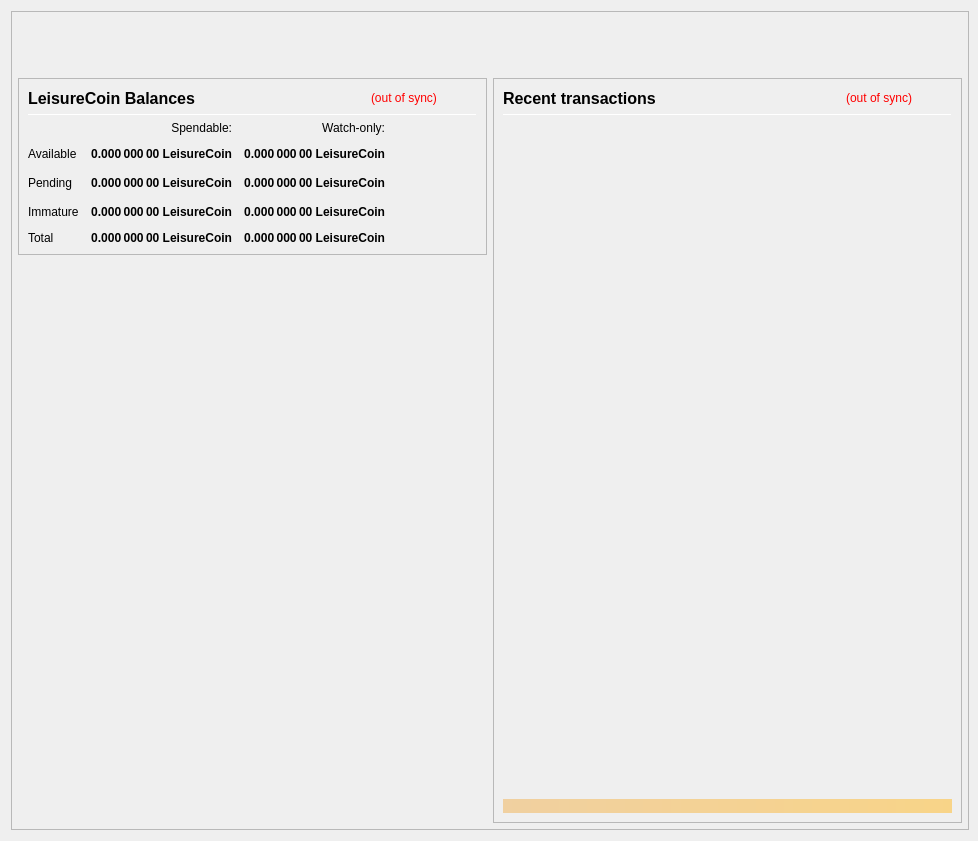
Before: the Qt Designer form src/qt/forms/overviewpage.ui in LeisureCoinProject/LeisureCoin-Core, drawn with Qt 5.
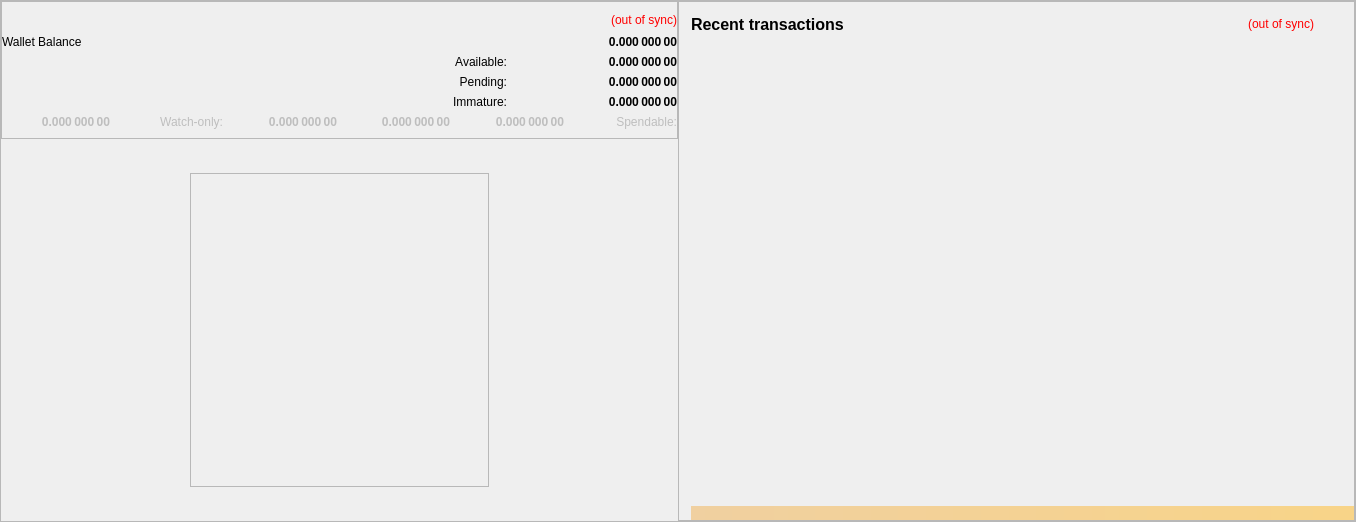
After: the same form once the commit is applied.

```diff
--- a/src/qt/forms/overviewpage.ui
+++ b/src/qt/forms/overviewpage.ui
@@ -6,14 +6,14 @@
    <rect>
     <x>0</x>
     <y>0</y>
-    <width>978</width>
-    <height>841</height>
+    <width>1356</width>
+    <height>522</height>
    </rect>
   </property>
   <property name="minimumSize">
    <size>
     <width>960</width>
-    <height>682</height>
+    <height>0</height>
    </size>
   </property>
   <property name="font">
@@ -26,15 +26,24 @@
    <string>Form</string>
   </property>
   <layout class="QVBoxLayout" name="topLayout" stretch="0">
+   <property name="leftMargin">
+    <number>0</number>
+   </property>
+   <property name="topMargin">
+    <number>0</number>
+   </property>
    <property name="rightMargin">
-    <number>9</number>
+    <number>0</number>
+   </property>
+   <property name="bottomMargin">
+    <number>0</number>
    </property>
    <item>
     <widget class="QFrame" name="frame_BG">
      <property name="minimumSize">
       <size>
        <width>850</width>
-       <height>610</height>
+       <height>0</height>
       </size>
      </property>
      <property name="maximumSize">
@@ -60,10 +69,10 @@
        <number>0</number>
       </property>
       <property name="bottomMargin">
-       <number>6</number>
+       <number>0</number>
       </property>
       <item>
-       <layout class="QVBoxLayout" name="verticalLayout_Master" stretch="0,1">
+       <layout class="QVBoxLayout" name="verticalLayout_Master" stretch="1">
         <property name="leftMargin">
          <number>0</number>
         </property>
@@ -76,82 +85,17 @@
         <property name="bottomMargin">
          <number>0</number>
         </property>
-        <item>
-         <widget class="QFrame" name="frame_Header">
-          <layout class="QVBoxLayout" name="verticalLayout_Header" stretch="0">
-           <property name="leftMargin">
-            <number>0</number>
-           </property>
-           <property name="topMargin">
-            <number>0</number>
-           </property>
-           <property name="rightMargin">
-            <number>0</number>
-           </property>
-           <property name="bottomMargin">
-            <number>0</number>
-           </property>
-           <item>
-            <layout class="QHBoxLayout" name="horizontalLayout_Header" stretch="1,0">
-             <property name="spacing">
-              <number>6</number>
-             </property>
-             <item>
-              <spacer name="horizontalSpacer_Header">
-               <property name="orientation">
-                <enum>Qt::Horizontal</enum>
-               </property>
-               <property name="sizeHint" stdset="0">
-                <size>
-                 <width>40</width>
-                 <height>20</height>
-                </size>
-               </property>
-              </spacer>
-             </item>
-             <item>
-              <widget class="QLabel" name="labelOverviewHeaderRight">
-               <property name="minimumSize">
-                <size>
-                 <width>464</width>
-                 <height>60</height>
-                </size>
-               </property>
-               <property name="maximumSize">
-                <size>
-                 <width>16777215</width>
-                 <height>60</height>
-                </size>
-               </property>
-               <property name="font">
-                <font>
-                 <pointsize>14</pointsize>
-                </font>
-               </property>
-               <property name="text">
-                <string/>
-               </property>
-               <property name="alignment">
-                <set>Qt::AlignRight|Qt::AlignTrailing|Qt::AlignVCenter</set>
-               </property>
-              </widget>
-             </item>
-            </layout>
-           </item>
-          </layout>
-         </widget>
-        </item>
         <item>
          <widget class="QFrame" name="frame_Content">
           <layout class="QVBoxLayout" name="verticalLayout_Content">
            <property name="leftMargin">
-            <number>6</number>
+            <number>0</number>
            </property>
            <property name="topMargin">
             <number>0</number>
            </property>
            <property name="rightMargin">
-            <number>6</number>
+            <number>0</number>
            </property>
            <property name="bottomMargin">
             <number>0</number>
@@ -159,12 +103,15 @@
            <item>
             <layout class="QHBoxLayout" name="horizontalLayout_Content" stretch="1,1">
              <property name="spacing">
-              <number>6</number>
+              <number>0</number>
              </property>
              <item>
-              <layout class="QVBoxLayout" name="verticalLayout_left" stretch="0,0">
+              <layout class="QVBoxLayout" name="verticalLayout_left" stretch="0,1">
                <item>
                 <widget class="QFrame" name="frameBalances">
+                 <property name="enabled">
+                  <bool>true</bool>
+                 </property>
                  <property name="frameShape">
                   <enum>QFrame::StyledPanel</enum>
                  </property>
@@ -172,11 +119,20 @@
                   <enum>QFrame::Raised</enum>
                  </property>
                  <layout class="QVBoxLayout" name="verticalLayout_4">
+                  <property name="leftMargin">
+                   <number>0</number>
+                  </property>
+                  <property name="rightMargin">
+                   <number>0</number>
+                  </property>
                   <item>
-                   <layout class="QHBoxLayout" name="hlBalancesHeader" stretch="2,0,0">
+                   <layout class="QHBoxLayout" name="hlBalancesHeader" stretch="0,0">
                     <property name="spacing">
                      <number>6</number>
                     </property>
+                    <property name="sizeConstraint">
+                     <enum>QLayout::SetFixedSize</enum>
+                    </property>
                     <item>
                      <widget class="QLabel" name="labelBalances">
                       <property name="minimumSize">
@@ -193,7 +149,7 @@
                        </font>
                       </property>
                       <property name="text">
-                       <string>LeisureCoin Balances</string>
+                       <string/>
                       </property>
                      </widget>
                     </item>
@@ -212,51 +168,29 @@
                        <string notr="true">(out of sync)</string>
                       </property>
                       <property name="alignment">
-                       <set>Qt::AlignLeading|Qt::AlignLeft|Qt::AlignVCenter</set>
+                       <set>Qt::AlignRight|Qt::AlignTrailing|Qt::AlignVCenter</set>
                       </property>
                      </widget>
                     </item>
-                    <item>
-                     <spacer name="hsBalancesHeader">
-                      <property name="orientation">
-                       <enum>Qt::Horizontal</enum>
-                      </property>
-                      <property name="sizeHint" stdset="0">
-                       <size>
-                        <width>40</width>
-                        <height>20</height>
-                       </size>
-                      </property>
-                     </spacer>
-                    </item>
                    </layout>
                   </item>
                   <item>
-                   <widget class="Line" name="lineBalances">
-                    <property name="minimumSize">
-                     <size>
-                      <width>0</width>
-                      <height>1</height>
-                     </size>
-                    </property>
-                    <property name="maximumSize">
-                     <size>
-                      <width>16777215</width>
-                      <height>1</height>
-                     </size>
-                    </property>
-                    <property name="orientation">
-                     <enum>Qt::Horizontal</enum>
-                    </property>
-                   </widget>
-                  </item>
-                  <item>
-                   <layout class="QGridLayout" name="gridLayout">
+                   <layout class="QHBoxLayout" name="horizontalLayout">
                     <property name="spacing">
-                     <number>12</number>
+                     <number>0</number>
                     </property>
-                    <item row="2" column="2">
-                     <widget class="QLabel" name="labelWatchPending">
+                    <item>
+                     <widget class="QLabel" name="labelTotalText">
+                      <property name="text">
+                       <string>Wallet Balance</string>
+                      </property>
+                      <property name="textInteractionFlags">
+                       <set>Qt::NoTextInteraction</set>
+                      </property>
+                     </widget>
+                    </item>
+                    <item>
+                     <widget class="QLabel" name="labelTotal">
                       <property name="font">
                        <font>
                         <weight>75</weight>
@@ -270,7 +204,7 @@
                        <string>Unconfirmed transactions to watch-only addresses</string>
                       </property>
                       <property name="text">
-                       <string notr="true">0.000 000 00 LeisureCoin</string>
+                       <string notr="true">0.000 000 00</string>
                       </property>
                       <property name="alignment">
                        <set>Qt::AlignRight|Qt::AlignTrailing|Qt::AlignVCenter</set>
@@ -280,7 +214,94 @@
                       </property>
                      </widget>
                     </item>
-                    <item row="2" column="1">
+                   </layout>
+                  </item>
+                  <item>
+                   <layout class="QHBoxLayout" name="horizontalLayout_3">
+                    <item>
+                     <widget class="QLabel" name="label_2">
+                      <property name="text">
+                       <string/>
+                      </property>
+                     </widget>
+                    </item>
+                    <item>
+                     <widget class="QLabel" name="label">
+                      <property name="text">
+                       <string/>
+                      </property>
+                     </widget>
+                    </item>
+                    <item>
+                     <widget class="QLabel" name="labelBalanceText">
+                      <property name="text">
+                       <string>Available:</string>
+                      </property>
+                      <property name="alignment">
+                       <set>Qt::AlignRight|Qt::AlignTrailing|Qt::AlignVCenter</set>
+                      </property>
+                      <property name="textInteractionFlags">
+                       <set>Qt::NoTextInteraction</set>
+                      </property>
+                     </widget>
+                    </item>
+                    <item>
+                     <widget class="QLabel" name="labelBalance">
+                      <property name="font">
+                       <font>
+                        <weight>75</weight>
+                        <bold>true</bold>
+                       </font>
+                      </property>
+                      <property name="cursor">
+                       <cursorShape>ArrowCursor</cursorShape>
+                      </property>
+                      <property name="toolTip">
+                       <string>Your current total balance</string>
+                      </property>
+                      <property name="text">
+                       <string notr="true">0.000 000 00</string>
+                      </property>
+                      <property name="alignment">
+                       <set>Qt::AlignRight|Qt::AlignTrailing|Qt::AlignVCenter</set>
+                      </property>
+                      <property name="textInteractionFlags">
+                       <set>Qt::NoTextInteraction</set>
+                      </property>
+                     </widget>
+                    </item>
+                   </layout>
+                  </item>
+                  <item>
+                   <layout class="QHBoxLayout" name="horizontalLayout_4">
+                    <item>
+                     <widget class="QLabel" name="label_5">
+                      <property name="text">
+                       <string/>
+                      </property>
+                     </widget>
+                    </item>
+                    <item>
+                     <widget class="QLabel" name="label_3">
+                      <property name="text">
+                       <string/>
+                      </property>
+                     </widget>
+                    </item>
+                    <item>
+                     <widget class="QLabel" name="labelPendingText">
+                      <property name="text">
+                       <string>Pending:</string>
+                      </property>
+                      <property name="alignment">
+                       <set>Qt::AlignRight|Qt::AlignTrailing|Qt::AlignVCenter</set>
+                      </property>
+                      <property name="textInteractionFlags">
+                       <set>Qt::NoTextInteraction</set>
+                      </property>
+                     </widget>
+                    </item>
+                    <item>
                      <widget class="QLabel" name="labelUnconfirmed">
                       <property name="font">
                        <font>
@@ -295,7 +316,7 @@
                        <string>Total of transactions that have yet to be confirmed, and do not yet count toward the spendable balance</string>
                       </property>
                       <property name="text">
-                       <string notr="true">0.000 000 00 LeisureCoin</string>
+                       <string notr="true">0.000 000 00</string>
                       </property>
                       <property name="alignment">
                        <set>Qt::AlignRight|Qt::AlignTrailing|Qt::AlignVCenter</set>
@@ -305,22 +326,28 @@
                       </property>
                      </widget>
                     </item>
-                    <item row="3" column="2">
-                     <widget class="QLabel" name="labelWatchImmature">
-                      <property name="font">
-                       <font>
-                        <weight>75</weight>
-                        <bold>true</bold>
-                       </font>
+                   </layout>
+                  </item>
+                  <item>
+                   <layout class="QHBoxLayout" name="horizontalLayout_6">
+                    <item>
+                     <widget class="QLabel" name="label_7">
+                      <property name="text">
+                       <string/>
                       </property>
-                      <property name="cursor">
-                       <cursorShape>ArrowCursor</cursorShape>
+                     </widget>
+                    </item>
+                    <item>
+                     <widget class="QLabel" name="label_6">
+                      <property name="text">
+                       <string/>
                       </property>
-                      <property name="toolTip">
-                       <string>Staked or masternode rewards in watch-only addresses that has not yet matured</string>
-                      </property>
+                     </widget>
+                    </item>
+                    <item>
+                     <widget class="QLabel" name="labelImmatureText">
                       <property name="text">
-                       <string notr="true">0.000 000 00 LeisureCoin</string>
+                       <string>Immature:</string>
                       </property>
                       <property name="alignment">
                        <set>Qt::AlignRight|Qt::AlignTrailing|Qt::AlignVCenter</set>
@@ -330,17 +357,7 @@
                       </property>
                      </widget>
                     </item>
-                    <item row="4" column="0">
-                     <widget class="QLabel" name="labelTotalText">
-                      <property name="text">
-                       <string>Total</string>
-                      </property>
-                      <property name="textInteractionFlags">
-                       <set>Qt::NoTextInteraction</set>
-                      </property>
-                     </widget>
-                    </item>
-                    <item row="3" column="1">
+                    <item>
                      <widget class="QLabel" name="labelImmature">
                       <property name="font">
                        <font>
@@ -355,7 +372,7 @@
                        <string>Staked or masternode rewards that has not yet matured</string>
                       </property>
                       <property name="text">
-                       <string notr="true">0.000 000 00 LeisureCoin</string>
+                       <string notr="true">0.000 000 00</string>
                       </property>
                       <property name="alignment">
                        <set>Qt::AlignRight|Qt::AlignTrailing|Qt::AlignVCenter</set>
@@ -365,56 +382,15 @@
                       </property>
                      </widget>
                     </item>
-                    <item row="2" column="3">
-                     <spacer name="hsBalances">
-                      <property name="orientation">
-                       <enum>Qt::Horizontal</enum>
-                      </property>
-                      <property name="sizeHint" stdset="0">
-                       <size>
-                        <width>40</width>
-                        <height>20</height>
-                       </size>
-                      </property>
-                     </spacer>
-                    </item>
-                    <item row="3" column="0">
-                     <widget class="QLabel" name="labelImmatureText">
-                      <property name="text">
-                       <string>Immature</string>
-                      </property>
-                      <property name="textInteractionFlags">
-                       <set>Qt::NoTextInteraction</set>
-                      </property>
-                     </widget>
-                    </item>
-                    <item row="4" column="1">
-                     <widget class="QLabel" name="labelTotal">
-                      <property name="font">
-                       <font>
-                        <weight>75</weight>
-                        <bold>true</bold>
-                       </font>
-                      </property>
-                      <property name="cursor">
-                       <cursorShape>ArrowCursor</cursorShape>
-                      </property>
-                      <property name="toolTip">
-                       <string>Your current total balance</string>
-                      </property>
-                      <property name="text">
-                       <string notr="true">0.000 000 00 LeisureCoin</string>
-                      </property>
-                      <property name="alignment">
-                       <set>Qt::AlignRight|Qt::AlignTrailing|Qt::AlignVCenter</set>
-                      </property>
-                      <property name="textInteractionFlags">
-                       <set>Qt::NoTextInteraction</set>
-                      </property>
-                     </widget>
-                    </item>
-                    <item row="4" column="2">
+                   </layout>
+                  </item>
+                  <item>
+                   <layout class="QHBoxLayout" name="horizontalLayout_7">
+                    <item>
                      <widget class="QLabel" name="labelWatchTotal">
+                      <property name="enabled">
+                       <bool>false</bool>
+                      </property>
                       <property name="font">
                        <font>
                         <weight>75</weight>
@@ -428,7 +404,7 @@
                        <string>Current total balance in watch-only addresses</string>
                       </property>
                       <property name="text">
-                       <string notr="true">0.000 000 00 LeisureCoin</string>
+                       <string notr="true">0.000 000 00</string>
                       </property>
                       <property name="alignment">
                        <set>Qt::AlignRight|Qt::AlignTrailing|Qt::AlignVCenter</set>
@@ -438,8 +414,11 @@
                       </property>
                      </widget>
                     </item>
-                    <item row="0" column="2">
+                    <item>
                      <widget class="QLabel" name="labelWatchonly">
+                      <property name="enabled">
+                       <bool>false</bool>
+                      </property>
                       <property name="text">
                        <string>Watch-only:</string>
                       </property>
@@ -448,18 +427,39 @@
                       </property>
                      </widget>
                     </item>
-                    <item row="1" column="0">
-                     <widget class="QLabel" name="labelBalanceText">
+                    <item>
+                     <widget class="QLabel" name="labelWatchImmature">
+                      <property name="enabled">
+                       <bool>false</bool>
+                      </property>
+                      <property name="font">
+                       <font>
+                        <weight>75</weight>
+                        <bold>true</bold>
+                       </font>
+                      </property>
+                      <property name="cursor">
+                       <cursorShape>ArrowCursor</cursorShape>
+                      </property>
+                      <property name="toolTip">
+                       <string>Staked or masternode rewards in watch-only addresses that has not yet matured</string>
+                      </property>
                       <property name="text">
-                       <string>Available</string>
+                       <string notr="true">0.000 000 00</string>
                       </property>
+                      <property name="alignment">
+                       <set>Qt::AlignRight|Qt::AlignTrailing|Qt::AlignVCenter</set>
+                      </property>
                       <property name="textInteractionFlags">
                        <set>Qt::NoTextInteraction</set>
                       </property>
                      </widget>
                     </item>
-                    <item row="1" column="1">
-                     <widget class="QLabel" name="labelBalance">
+                    <item>
+                     <widget class="QLabel" name="labelWatchPending">
+                      <property name="enabled">
+                       <bool>false</bool>
+                      </property>
                       <property name="font">
                        <font>
                         <weight>75</weight>
@@ -473,7 +473,7 @@
                        <string>Your current spendable balance</string>
                       </property>
                       <property name="text">
-                       <string notr="true">0.000 000 00 LeisureCoin</string>
+                       <string notr="true">0.000 000 00</string>
                       </property>
                       <property name="alignment">
                        <set>Qt::AlignRight|Qt::AlignTrailing|Qt::AlignVCenter</set>
@@ -483,8 +483,11 @@
                       </property>
                      </widget>
                     </item>
-                    <item row="1" column="2">
+                    <item>
                      <widget class="QLabel" name="labelWatchAvailable">
+                      <property name="enabled">
+                       <bool>false</bool>
+                      </property>
                       <property name="font">
                        <font>
                         <weight>75</weight>
@@ -498,7 +501,7 @@
                        <string>Your current balance in watch-only addresses</string>
                       </property>
                       <property name="text">
-                       <string notr="true">0.000 000 00 LeisureCoin</string>
+                       <string notr="true">0.000 000 00</string>
                       </property>
                       <property name="alignment">
                        <set>Qt::AlignRight|Qt::AlignTrailing|Qt::AlignVCenter</set>
@@ -508,18 +511,11 @@
                       </property>
                      </widget>
                     </item>
-                    <item row="2" column="0">
-                     <widget class="QLabel" name="labelPendingText">
-                      <property name="text">
-                       <string>Pending</string>
-                      </property>
-                      <property name="textInteractionFlags">
-                       <set>Qt::NoTextInteraction</set>
-                      </property>
-                     </widget>
-                    </item>
-                    <item row="0" column="1">
+                    <item>
                      <widget class="QLabel" name="labelSpendable">
+                      <property name="enabled">
+                       <bool>false</bool>
+                      </property>
                       <property name="text">
                        <string>Spendable:</string>
                       </property>
@@ -533,23 +529,69 @@
                  </layout>
                 </widget>
                </item>
-               <item>
-                <spacer name="verticalSpacer">
-                 <property name="orientation">
-                  <enum>Qt::Vertical</enum>
+               <item alignment="Qt::AlignHCenter|Qt::AlignVCenter">
+                <widget class="QFrame" name="frameLogoIcon">
+                 <property name="enabled">
+                  <bool>true</bool>
                  </property>
-                 <property name="sizeHint" stdset="0">
+                 <property name="minimumSize">
                   <size>
-                   <width>20</width>
-                   <height>40</height>
+                   <width>299</width>
+                   <height>314</height>
                   </size>
                  </property>
-                </spacer>
+                 <property name="frameShape">
+                  <enum>QFrame::StyledPanel</enum>
+                 </property>
+                 <property name="frameShadow">
+                  <enum>QFrame::Raised</enum>
+                 </property>
+                 <widget class="QWidget" name="horizontalLayoutWidget">
+                  <property name="geometry">
+                   <rect>
+                    <x>0</x>
+                    <y>0</y>
+                    <width>301</width>
+                    <height>316</height>
+                   </rect>
+                  </property>
+                  <layout class="QVBoxLayout" name="verticalLayout" stretch="0">
+                   <property name="spacing">
+                    <number>0</number>
+                   </property>
+                   <property name="sizeConstraint">
+                    <enum>QLayout::SetMinimumSize</enum>
+                   </property>
+                   <item>
+                    <widget class="QLabel" name="logoIcon">
+                     <property name="minimumSize">
+                      <size>
+                       <width>299</width>
+                       <height>314</height>
+                      </size>
+                     </property>
+                     <property name="maximumSize">
+                      <size>
+                       <width>299</width>
+                       <height>314</height>
+                      </size>
+                     </property>
+                     <property name="text">
+                      <string/>
+                     </property>
+                     <property name="alignment">
+                      <set>Qt::AlignCenter</set>
+                     </property>
+                    </widget>
+                   </item>
+                  </layout>
+                 </widget>
+                </widget>
                </item>
               </layout>
              </item>
              <item>
-              <layout class="QVBoxLayout" name="verticalLayout_right" stretch="1">
+              <layout class="QVBoxLayout" name="verticalLayout_right" stretch="0">
                <item>
                 <widget class="QFrame" name="frame_RecentTransactions">
                  <property name="minimumSize">
@@ -558,13 +600,31 @@
                    <height>0</height>
                   </size>
                  </property>
+                 <property name="maximumSize">
+                  <size>
+                   <width>16777215</width>
+                   <height>16777214</height>
+                  </size>
+                 </property>
                  <property name="frameShape">
                   <enum>QFrame::StyledPanel</enum>
                  </property>
                  <property name="frameShadow">
                   <enum>QFrame::Raised</enum>
                  </property>
-                 <layout class="QVBoxLayout" name="verticalLayout_1" stretch="0,0,0,0,0">
+                 <layout class="QVBoxLayout" name="verticalLayout_1" stretch="0,0,0,0">
+                  <property name="leftMargin">
+                   <number>12</number>
+                  </property>
+                  <property name="topMargin">
+                   <number>12</number>
+                  </property>
+                  <property name="rightMargin">
+                   <number>0</number>
+                  </property>
+                  <property name="bottomMargin">
+                   <number>0</number>
+                  </property>
                   <item>
                    <layout class="QHBoxLayout" name="horizontalLayout_2" stretch="2,0,0">
                     <property name="spacing">
@@ -624,25 +684,6 @@
                     </item>
                    </layout>
                   </item>
-                  <item>
-                   <widget class="Line" name="line">
-                    <property name="minimumSize">
-                     <size>
-                      <width>0</width>
-                      <height>1</height>
-                     </size>
-                    </property>
-                    <property name="maximumSize">
-                     <size>
-                      <width>16777215</width>
-                      <height>1</height>
-                     </size>
-                    </property>
-                    <property name="orientation">
-                     <enum>Qt::Horizontal</enum>
-                    </property>
-                   </widget>
-                  </item>
                   <item>
                    <widget class="QListView" name="listTransactions">
                     <property name="minimumSize">
@@ -663,6 +704,12 @@
                     <property name="horizontalScrollBarPolicy">
                      <enum>Qt::ScrollBarAlwaysOff</enum>
                     </property>
+                    <property name="sizeAdjustPolicy">
+                     <enum>QAbstractScrollArea::AdjustToContentsOnFirstShow</enum>
+                    </property>
+                    <property name="autoScroll">
+                     <bool>true</bool>
+                    </property>
                     <property name="selectionMode">
                      <enum>QAbstractItemView::NoSelection</enum>
                     </property>
```
Left out of the diff: 7 changed lines with no effect on the pictures.
